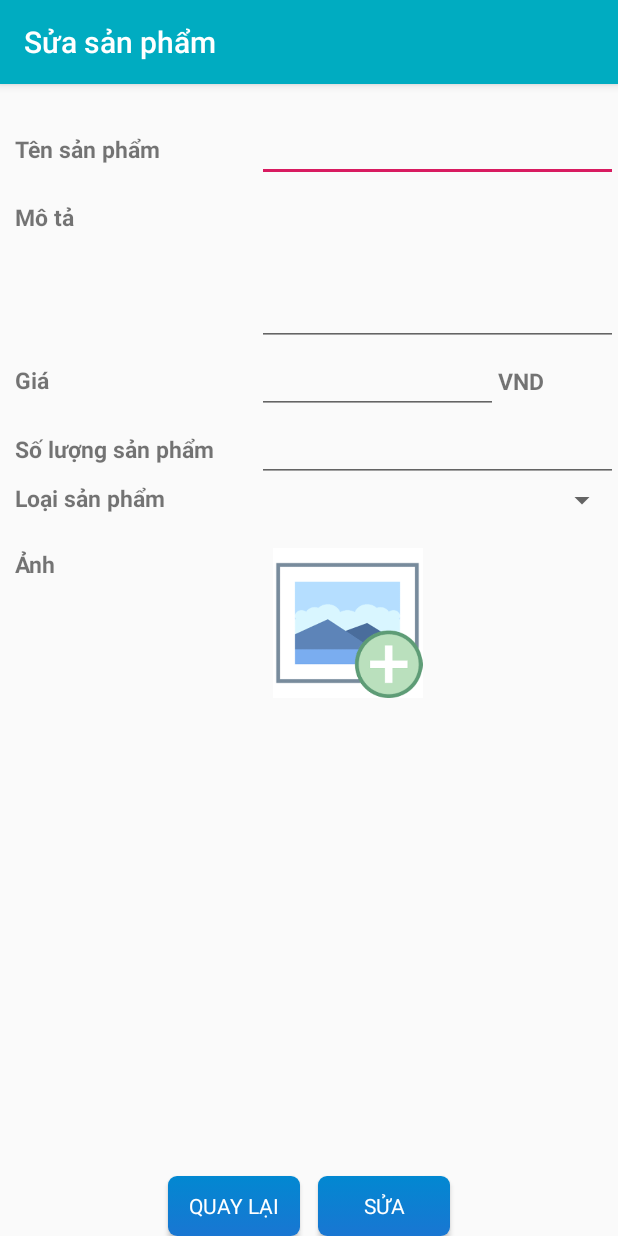
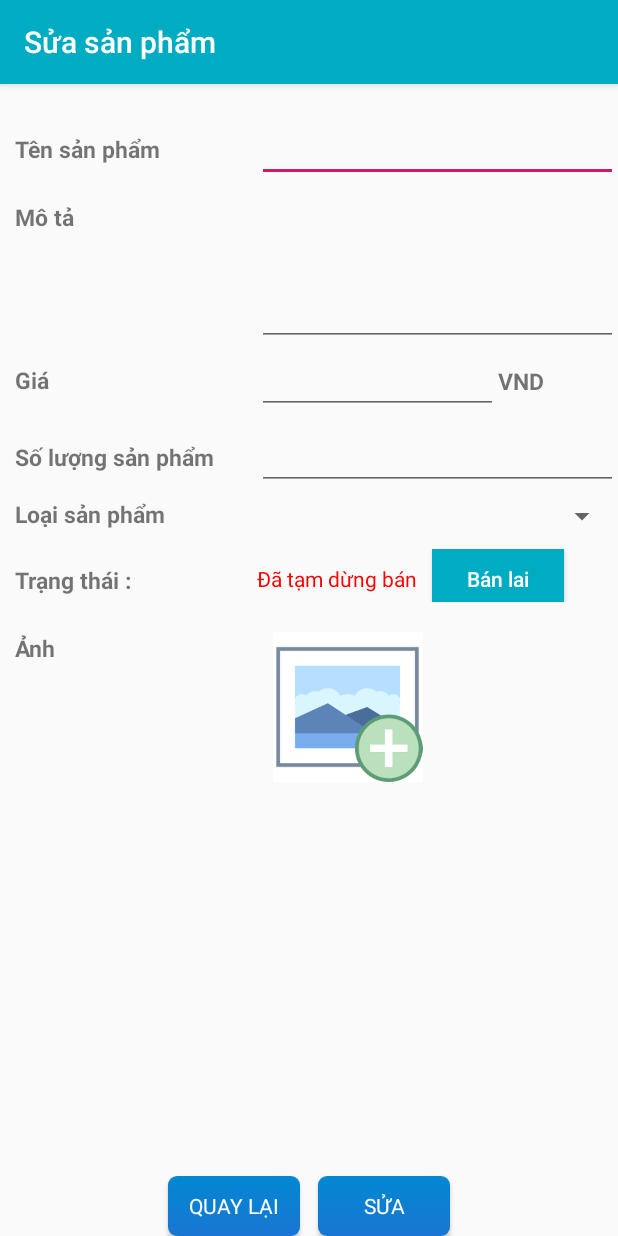
Before and after one commit to dung9788xx/ShopNowAndroid, an Android app: the ActivityEditProduct screen opened directly, with no data from a screen before it, on a phone screen of 412 x 824 dp. Run offline under Robolectric (Android 15) with nearby library versions, the light colour scheme and no system bars; our stand-ins replace Picasso; pictures from the network do not load; 9 statements that could not run were skipped.

```diff
--- a/app/src/main/java/com/dungdemo/shopnow/HostName.java
+++ b/app/src/main/java/com/dungdemo/shopnow/HostName.java
@@ -1,7 +1,7 @@
 package com.dungdemo.shopnow;
 
 public class HostName {
-    public static String ip="http://192.168.43.73";
+    public static String ip="http://169.254.32.155";
     public static String host=ip+"/shopnow/public/api";
     public static String imgurl=ip+"/shopnow/storage/app/public/productimage/";
 }
--- a/app/src/main/java/com/dungdemo/shopnow/store/ActivityEditProduct.java
+++ b/app/src/main/java/com/dungdemo/shopnow/store/ActivityEditProduct.java
@@ -4,6 +4,7 @@ import android.content.Context;
 import android.content.Intent;
 import android.graphics.Bitmap;
 import android.graphics.BitmapFactory;
+import android.graphics.Color;
 import android.graphics.drawable.BitmapDrawable;
 import android.graphics.drawable.Drawable;
 import android.net.Uri;
@@ -18,6 +19,7 @@ import android.view.View;
 import android.view.ViewGroup;
 import android.widget.AdapterView;
 import android.widget.ArrayAdapter;
+import android.widget.Button;
 import android.widget.EditText;
 import android.widget.ImageView;
 import android.widget.ProgressBar;
@@ -32,6 +34,7 @@ import com.dungdemo.shopnow.Model.ProductCategory;
 import com.dungdemo.shopnow.Model.User;
 import com.dungdemo.shopnow.R;
 import com.dungdemo.shopnow.TaskConnect;
+import com.dungdemo.shopnow.admin.StoreInfomationActivity;
 import com.dungdemo.shopnow.utils.ImageUtil;
 import com.dungdemo.shopnow.utils.ResponeFromServer;
 import com.google.gson.Gson;
@@ -63,8 +66,10 @@ public class ActivityEditProduct extends AppCompatActivity implements AsyncRespo
     int category_selected_id = 0;
     List<ProductCategory> productCategories;
     EditText edtName,edtDescription,edtPrice,edtAmount;
+    TextView tvStatus;
     ProgressBar progressBar;
     Product product;
+    Button btnStatus;
     int loadedAllImage=0;
     @Override
     protected void onCreate(Bundle savedInstanceState) {
@@ -80,6 +85,8 @@ public class ActivityEditProduct extends AppCompatActivity implements AsyncRespo
         imageView2 = findViewById(R.id.img2);
         imageView3 = findViewById(R.id.img3);
         imageView4 = findViewById(R.id.img4);
+        tvStatus=findViewById(R.id.tvStatus);
+        btnStatus=findViewById(R.id.btnStatus);
         findViewById(R.id.btnBack).setOnClickListener(new View.OnClickListener() {
             @Override
             public void onClick(View view) {
@@ -165,6 +172,14 @@ public class ActivityEditProduct extends AppCompatActivity implements AsyncRespo
 
             }
         });
+
+        btnStatus.setOnClickListener(new View.OnClickListener() {
+            @Override
+            public void onClick(View view) {
+               sendActiveRequest();
+            }
+        });
+
         imageView1.setOnClickListener(new View.OnClickListener() {
             @Override
             public void onClick(View view) {
@@ -249,12 +264,48 @@ public class ActivityEditProduct extends AppCompatActivity implements AsyncRespo
         });
     }
 
+    private void sendActiveRequest() {
+        OkHttpClient client = new OkHttpClient();
+        String url = HostName.host + "/product/deactive/"+product.getProduct_id();
+
+        Request request = new Request.Builder()
+                .url(url).addHeader("Authorization",User.getSavedToken(this))
+                .build();
+
+        Call call = client.newCall(request);
+
+        call.enqueue(new Callback() {
+            @Override
+            public void onFailure(Call call, IOException e) {
+
+            }
+
+            @Override
+            public void onResponse(Call call, Response response) throws IOException {
+                if (response.isSuccessful()) {
+                   if(response.code()==200) {
+                       ActivityEditProduct.this.runOnUiThread(new Runnable() {
+                           @Override
+                           public void run() {
+                              product.setIsSelling(product.getIsSelling()==1?0:1);
+                              loadActiveLayout();
+                           }
+                       });
+                   }
+//
+                }
+            }
+        });
+    }
+
     private void setData() {
         product=(Product)getIntent().getSerializableExtra("product");
         edtName.setText(product.getName());
         edtDescription.setText(product.getDescription());
         edtPrice.setText(product.getPrice()+"");
         edtAmount.setText(product.getAmount()+"");
+        loadActiveLayout();
+
         if(product.getImages().size()>0){
             String url=HostName.imgurl+product.getProduct_id()+"/"+product.getImages().get(0).getImage_name();
             Picasso.get().load(url).into(imageView1, new com.squareup.picasso.Callback() {
@@ -336,6 +387,20 @@ public class ActivityEditProduct extends AppCompatActivity implements AsyncRespo
 
         }
 
+    }
+
+    private void loadActiveLayout() {
+        if(product.getIsSelling()==1){
+            tvStatus.setTextColor(Color.BLUE);
+            tvStatus.setText("Đang bán");
+            btnStatus.setBackgroundColor(Color.parseColor("#D81B60"));
+            btnStatus.setText("Tạm dừng bán");
+        }else{
+            tvStatus.setTextColor(Color.RED);
+            tvStatus.setText("Đã tạm dừng bán");
+            btnStatus.setBackgroundColor(Color.parseColor("#00ACC1"));
+            btnStatus.setText("Bán lại");
+        }
     }
 
     private void loadSpinner() {
@@ -501,7 +566,6 @@ public class ActivityEditProduct extends AppCompatActivity implements AsyncRespo
         findViewById(R.id.btnAdd).setEnabled(true);
         progressBar.setVisibility(View.INVISIBLE);
         if (output != null) {
-            Log.d("lol",output.getBody());
             if (output.code() == 200) {
                finish();
 
--- a/app/src/main/java/com/dungdemo/shopnow/utils/ImageFilePath.java
+++ /dev/null
@@ -1,4 +0,0 @@
-package com.dungdemo.shopnow.utils;
-
-public class ImageFilePath {
-}
--- a/app/src/main/res/layout/activity_edit_product.xml
+++ b/app/src/main/res/layout/activity_edit_product.xml
@@ -5,6 +5,10 @@
     android:layout_width="match_parent"
     android:layout_height="match_parent"
     tools:context=".store.ActivityEditProduct">
+   <ScrollView
+       android:layout_marginBottom="80dp"
+       android:layout_width="match_parent"
+       android:layout_height="wrap_content">
        <LinearLayout
            android:paddingLeft="10dp"
            android:orientation="vertical"
@@ -83,6 +87,7 @@
 
            </LinearLayout>
            <LinearLayout
+               android:layout_marginTop="5dp"
                android:orientation="horizontal"
                android:layout_width="match_parent"
                android:layout_height="wrap_content">
@@ -102,6 +107,7 @@
                    android:layout_height="wrap_content"/>
            </LinearLayout>
            <LinearLayout
+               android:layout_marginTop="5dp"
                android:orientation="horizontal"
                android:layout_width="match_parent"
                android:layout_height="wrap_content">
@@ -118,6 +124,40 @@
                    android:layout_weight="4"
                    android:layout_width="match_parent"
                    android:layout_height="wrap_content"/>
+           </LinearLayout>
+           <LinearLayout
+               android:layout_marginTop="10dp"
+               android:orientation="horizontal"
+               android:layout_width="match_parent"
+               android:layout_height="wrap_content">
+               <TextView
+                   android:layout_marginTop="10dp"
+                   android:textSize="15sp"
+                   android:textStyle="bold"
+                   android:fontFamily="@font/font"
+                   android:layout_weight="6"
+                   android:text="Trạng thái :"
+                   android:layout_width="match_parent"
+                   android:layout_height="wrap_content"/>
+               <LinearLayout
+                   android:layout_weight="4"
+                   android:orientation="horizontal"
+                   android:layout_width="match_parent"
+                   android:layout_height="wrap_content">
+                   <TextView
+                       android:id="@+id/tvStatus"
+                       android:text="dang bán"
+                       android:layout_width="wrap_content"
+                       android:layout_height="wrap_content"/>
+                   <Button
+                       android:textColor="#FFF"
+                       android:textAllCaps="false"
+                       android:text="Tam dung ban"
+                       android:layout_marginLeft="10dp"
+                       android:id="@+id/btnStatus"
+                       android:layout_width="wrap_content"
+                       android:layout_height="35dp"/>
+               </LinearLayout>
            </LinearLayout>
            <LinearLayout
                android:layout_marginTop="20dp"
@@ -176,7 +216,9 @@
                    </LinearLayout>
                </LinearLayout>
            </LinearLayout>
+
        </LinearLayout>
+   </ScrollView>
     <ProgressBar
         android:visibility="invisible"
         android:id="@+id/progress"
```
Lines whose indentation alone changed are shown as unchanged.
